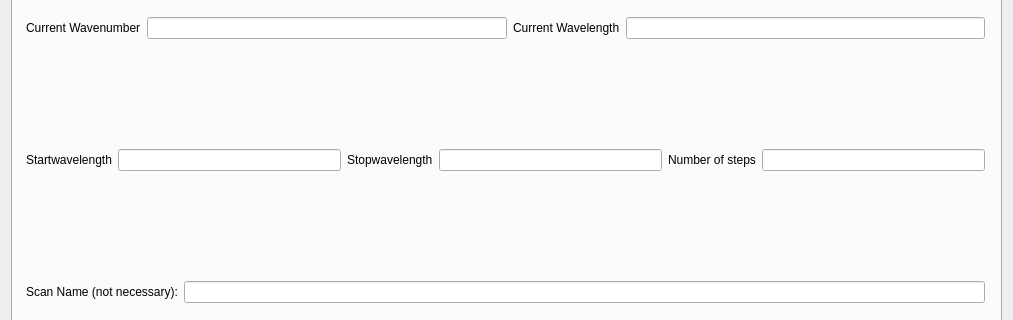
Qt form mainwindow.ui (anates/Spectro) before a commit; both pictures show x 0 to 1013 and y 161 to 481 of the 1013 by 902 pixel window.
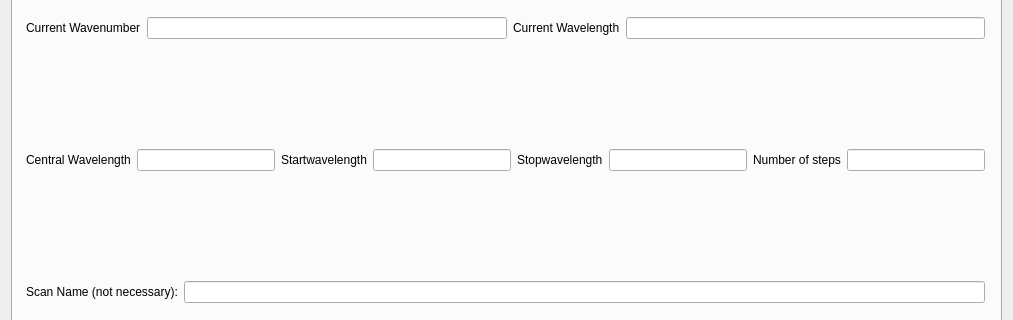
The same form after that commit. Custom widgets are drawn as their Qt base class.

The edit to the form file:
```diff
--- a/mainwindow.ui
+++ b/mainwindow.ui
@@ -396,6 +396,16 @@
          </item>
          <item>
           <layout class="QHBoxLayout" name="horizontalLayout_7">
+           <item>
+            <widget class="QLabel" name="label_24">
+             <property name="text">
+              <string>Central Wavelength</string>
+             </property>
+            </widget>
+           </item>
+           <item>
+            <widget class="QLineEdit" name="manual_centralWL"/>
+           </item>
            <item>
             <widget class="QLabel" name="label_20">
              <property name="text">
```
